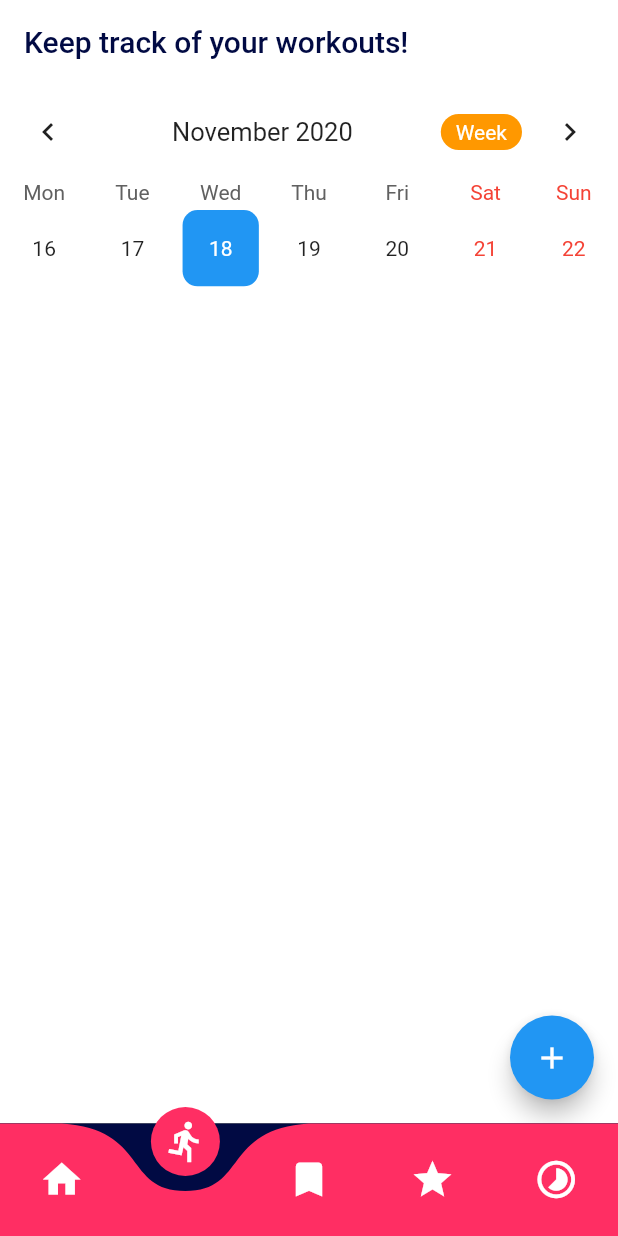
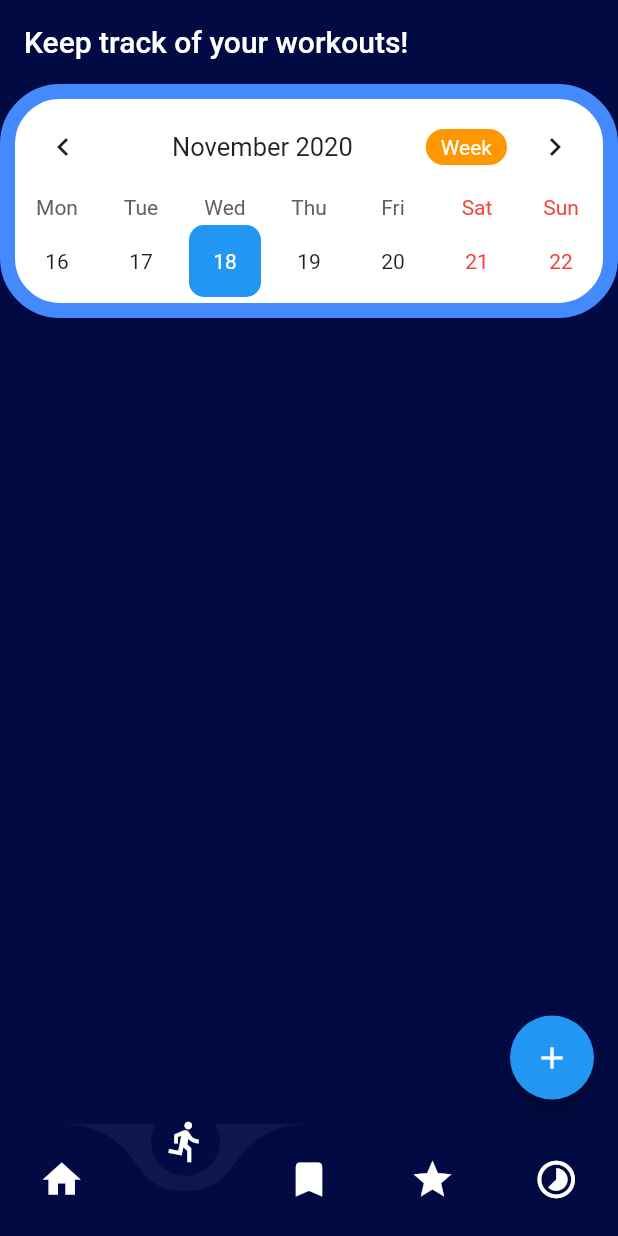
Before and after one commit to angiereyes99/gator-calisthenics-fitness-tracker, a Flutter app: the MainNavigation screen opened directly, item 2 of the bottom bar chosen, on a phone screen of 412 x 824 dp. Run offline on Flutter 3.47's test engine with Material 2 defaults, Android fonts, the phone set to English and light mode, and no system bars; drawn by our look-alikes of curved_navigation_bar, table_calendar; our stand-ins replace cloud_firestore, firebase_auth, firebase_core, google_sign_in; missing offline and left inert: flutter_particles; accounts and stored records are empty; network calls fail.

Commit message:
started new UI

```diff
--- a/gator_calisthenics_fitness_tracker/lib/main.dart
+++ b/gator_calisthenics_fitness_tracker/lib/main.dart
@@ -12,14 +12,14 @@ import 'package:gator_calisthenics_fitness_tracker/utils/constants.dart';
 void main() => runApp(GatorCalisthenics());
 
 class GatorCalisthenics extends StatelessWidget {
-  // This widget is the root of your application.
+
   @override
   Widget build(BuildContext context) {
     return MaterialApp(
       debugShowCheckedModeBanner: false,
       theme: new ThemeData(
         scaffoldBackgroundColor: Colors.black,
-        unselectedWidgetColor: primaryBackground,
+        unselectedWidgetColor: Colors.white,
       ),
       initialRoute: LoginPage.id,
       routes: {
--- a/gator_calisthenics_fitness_tracker/lib/pages/goals_page.dart
+++ b/gator_calisthenics_fitness_tracker/lib/pages/goals_page.dart
@@ -41,8 +41,9 @@ class GoalsPageState extends State<GoalsPage> {
       ),
       body: Center(
         child: Container(
-            padding: const EdgeInsets.all(32.0),
+            padding: EdgeInsets.symmetric(horizontal: 28.0, vertical: 10.0),
             decoration: BoxDecoration(
+              border: Border.all(color: Colors.blue[400],width: 10),
               color: Color(0xff0E164C),
               borderRadius: BorderRadius.only(
                 topLeft: Radius.circular(50),
@@ -74,7 +75,7 @@ class GoalsPageState extends State<GoalsPage> {
                               document['todo_item'],
                               style: TextStyle(
                                 color: primaryBackgroundLight,
-                                fontSize: 18,
+                                fontSize: 20,
                                 fontFamily: font,
                               ),
                             ),
--- a/gator_calisthenics_fitness_tracker/lib/pages/login_page.dart
+++ b/gator_calisthenics_fitness_tracker/lib/pages/login_page.dart
@@ -19,7 +19,7 @@ class _LoginPageState extends State<LoginPage> {
   @override
   Widget build(BuildContext context) {
     return Scaffold(
-      //backgroundColor: backgroundColorDark,
+      backgroundColor: primaryBackground,
       body: Stack(
         children: <Widget>[
           Particles(15, primaryTextColor),
--- a/gator_calisthenics_fitness_tracker/lib/pages/workouts_page.dart
+++ b/gator_calisthenics_fitness_tracker/lib/pages/workouts_page.dart
@@ -33,15 +33,15 @@ class _WorkoutsPageState extends State<WorkoutsPage> {
   @override
   Widget build(BuildContext context) {
     return Scaffold(
-      backgroundColor: primaryBackgroundLight,
+      backgroundColor: primaryBackground,
       appBar: new AppBar(
         automaticallyImplyLeading: false,
-        backgroundColor: primaryBackgroundLight,
+        backgroundColor: primaryBackground,
         elevation: 0,
         title: new Text(
           'Keep track of your workouts!',
           style: TextStyle(
-            color: primaryBackground,
+            color: primaryBackgroundLight,
           ),
         ),
       ),
@@ -50,6 +50,16 @@ class _WorkoutsPageState extends State<WorkoutsPage> {
           crossAxisAlignment: CrossAxisAlignment.start,
           children: <Widget>[
             Container (
+              decoration: new BoxDecoration(
+                color: Colors.white,
+                border: Border.all(color: Colors.blueAccent,width: 10),
+                borderRadius: new BorderRadius.only(
+                  topLeft: const Radius.circular(40.0),
+                  topRight: const Radius.circular(40.0),
+                  bottomLeft: const Radius.circular(40.0),
+                  bottomRight: const Radius.circular(40.0),
+              )
+            ),
             child : TableCalendar(
               events: _events,
               initialCalendarFormat: CalendarFormat.week,
@@ -97,7 +107,7 @@ class _WorkoutsPageState extends State<WorkoutsPage> {
                         borderRadius: BorderRadius.circular(10.0)),
                     child: Text(
                       date.day.toString(),
-                      style: TextStyle(color: Colors.white),
+                      style: TextStyle(color: Colors.red),
                     )),
               ),
               calendarController: _controller,
--- a/gator_calisthenics_fitness_tracker/lib/services/main_navigation.dart
+++ b/gator_calisthenics_fitness_tracker/lib/services/main_navigation.dart
@@ -44,7 +44,7 @@ class _MainNavigationState extends State<MainNavigation> {
       bottomNavigationBar: CurvedNavigationBar(
         index: _currentIndex,
         onTap: onTappedBar,
-        color: primaryTextColor,
+        color: isDarkMode ? primaryBackground : primaryBackgroundLight,
         items: [
           Icon(Icons.home, size: 30, color: Colors.white),
           Icon(Icons.directions_run, size: 30, color: Colors.white),
@@ -52,7 +52,7 @@ class _MainNavigationState extends State<MainNavigation> {
           Icon(Icons.star, size: 30, color: Colors.white),
           Icon(Icons.timelapse, size: 30, color: Colors.white),
         ],
-        backgroundColor: isDarkMode ? primaryBackground : Colors.white,
+        backgroundColor: isDarkMode ? Color(0xff0E164C) : Colors.white,
       ),
     );
   }
```
Also changed, not shown: gator_calisthenics_fitness_tracker/lib/pages/favorites_page.dart (+25 -7 lines), gator_calisthenics_fitness_tracker/lib/pages/profile_page.dart (+22 -2 lines), gator_calisthenics_fitness_tracker/assets/homelogo.PNG.
